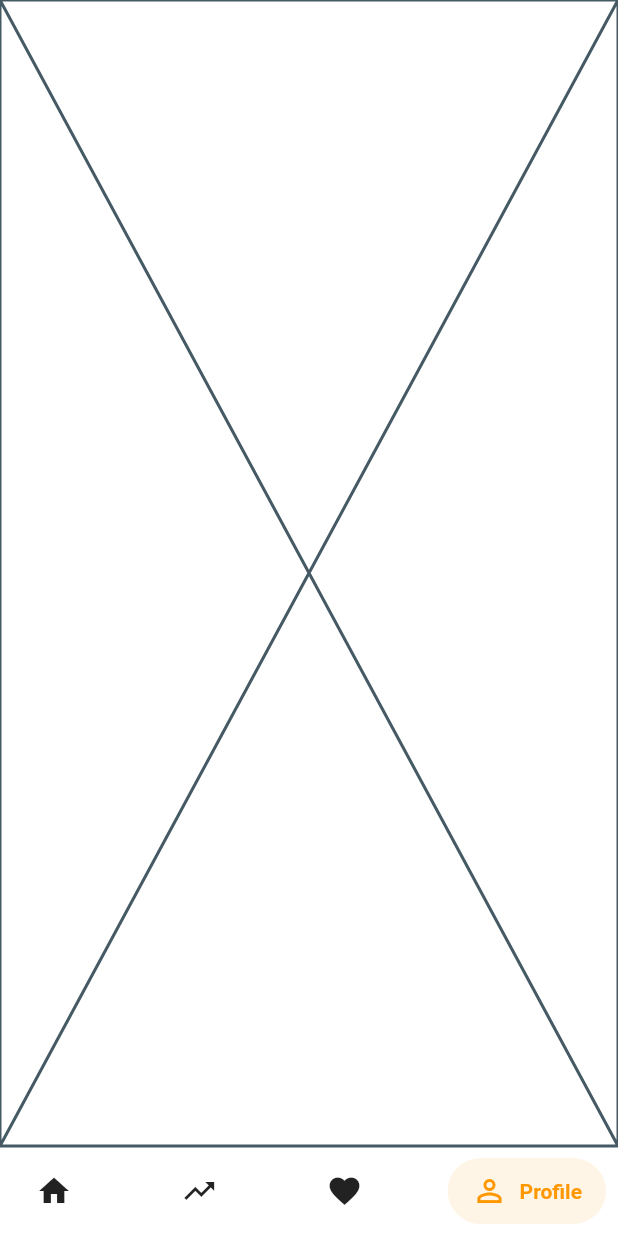
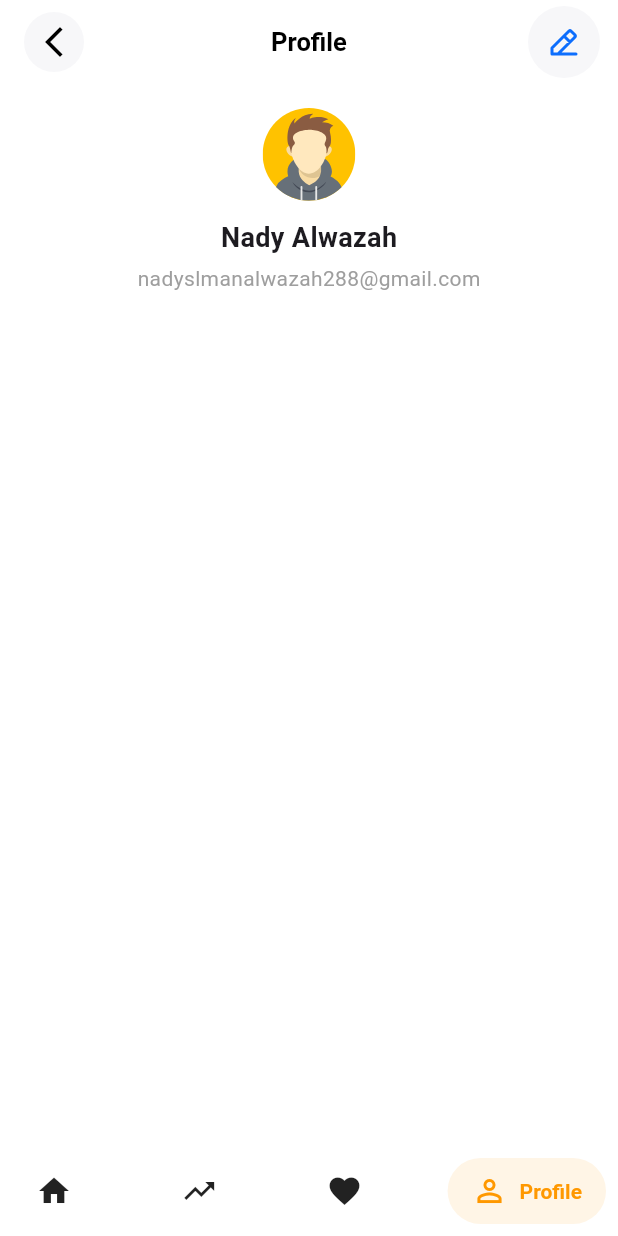
Before and after one commit to NadyAlwazah/flutter-task06-travel-app-beg, a Flutter app: the BottomBarLayout screen opened by its route, item 4 of the bottom bar chosen, on a phone screen of 412 x 824 dp. Run offline on Flutter 3.47's test engine with Material 3 defaults, Android fonts, the phone set to English and light mode, and no system bars; drawn by our look-alikes of salomon_bottom_bar; our stand-ins replace bloc, firebase_auth, firebase_core, flutter_bloc, flutter_svg, go_router; accounts and stored records are empty.

Commit message:
feat(profile): add CustomAppBar, create ProfileViewBody, and build ProfileCard with usage inside body

```diff
--- /dev/null
+++ b/devtools_options.yaml
@@ -0,0 +1,3 @@
+description: This file stores settings for Dart & Flutter DevTools.
+documentation: https://docs.flutter.dev/tools/devtools/extensions#configure-extension-enablement-states
+extensions:
--- a/lib/core/utils/assets.dart
+++ b/lib/core/utils/assets.dart
@@ -6,4 +6,5 @@ class AssetsData {
   static const accountAvatarSvg1 = "assets/icons/account_avatar_1_svg.svg";
   static const accountAvatarSvg2 = "assets/icons/account_avatar_2_svg.svg";
   static const accountAvatarSvg3 = "assets/icons/account_avatar_3_svg.svg";
+  static const editPencilLineSvg = "assets/icons/edit_pencil_line_svg.svg";
 }
--- a/lib/core/widgets/custom_app_bar.dart
+++ b/lib/core/widgets/custom_app_bar.dart
@@ -50,7 +50,7 @@ class CustomAppBar extends StatelessWidget implements PreferredSizeWidget {
               onTap: onTapAction,
               child: isActionIcon
                   ? Container(
-                      margin: const EdgeInsets.all(8),
+                      padding: const EdgeInsets.all(12),
                       decoration: BoxDecoration(
                         borderRadius: BorderRadius.circular(25),
                         color: const Color(0xFFF7F7F9),
--- a/lib/features/profile/presentation/views/profile_view.dart
+++ b/lib/features/profile/presentation/views/profile_view.dart
@@ -1,10 +1,32 @@
 import 'package:flutter/material.dart';
+import 'package:flutter_svg/svg.dart';
+import 'package:flutter_task06_travel_app_beg/core/theme/app_colors.dart';
+import 'package:flutter_task06_travel_app_beg/core/utils/assets.dart';
+import 'package:flutter_task06_travel_app_beg/core/widgets/custom_app_bar.dart';
+import 'package:flutter_task06_travel_app_beg/features/profile/presentation/views/widgets/profile_view_body.dart';
 
 class ProfileView extends StatelessWidget {
   const ProfileView({super.key});
 
   @override
   Widget build(BuildContext context) {
-    return const Placeholder();
+    return Column(
+      crossAxisAlignment: CrossAxisAlignment.start,
+      children: [
+        //AppBar
+        CustomAppBar(
+          title: "Profile",
+          action: SvgPicture.asset(
+            AssetsData.editPencilLineSvg,
+            color: AppColors.primary,
+          ),
+        ),
+
+        const SizedBox(height: 16),
+
+        // Body
+        const ProfileViewBody(),
+      ],
+    );
   }
 }
--- /dev/null
+++ b/lib/features/profile/presentation/views/widgets/profile_card.dart
@@ -0,0 +1,39 @@
+import 'package:flutter/material.dart';
+import 'package:flutter_svg/svg.dart';
+import 'package:flutter_task06_travel_app_beg/core/theme/app_colors.dart';
+
+class ProfileCard extends StatelessWidget {
+  final String name;
+  final String subTitle;
+  final String imagePath;
+  final bool isEmail;
+  const ProfileCard({
+    super.key,
+    required this.name,
+    required this.subTitle,
+    required this.imagePath,
+    this.isEmail = true,
+  });
+
+  @override
+  Widget build(BuildContext context) {
+    return Column(
+      mainAxisSize: MainAxisSize.min,
+      children: [
+        SvgPicture.asset(imagePath),
+        const SizedBox(height: 12),
+        Text(
+          name,
+          style: const TextStyle(fontSize: 18, fontWeight: FontWeight.bold),
+        ),
+        const SizedBox(height: 4),
+        Text(
+          subTitle,
+          style: isEmail
+              ? const TextStyle(color: Colors.grey)
+              : const TextStyle(fontSize: 16, color: AppColors.primary),
+        ),
+      ],
+    );
+  }
+}
--- /dev/null
+++ b/lib/features/profile/presentation/views/widgets/profile_view_body.dart
@@ -0,0 +1,28 @@
+import 'package:flutter/widgets.dart';
+import 'package:flutter_task06_travel_app_beg/core/utils/assets.dart';
+import 'package:flutter_task06_travel_app_beg/features/profile/presentation/views/widgets/profile_card.dart';
+
+class ProfileViewBody extends StatelessWidget {
+  const ProfileViewBody({super.key});
+
+  @override
+  Widget build(BuildContext context) {
+    return const Padding(
+      padding: EdgeInsets.symmetric(horizontal: 16.0),
+      child: SingleChildScrollView(
+        child: Column(
+          children: [
+            Center(
+              child: ProfileCard(
+                name: "Nady Alwazah",
+                subTitle: "nadyslmanalwazah288@gmail.com",
+                imagePath: AssetsData.accountAvatarSvg1,
+              ),
+            ),
+            SizedBox(height: 16),
+          ],
+        ),
+      ),
+    );
+  }
+}
```
Also changed, not shown: assets/icons/edit_pencil_line_svg.svg (added).
